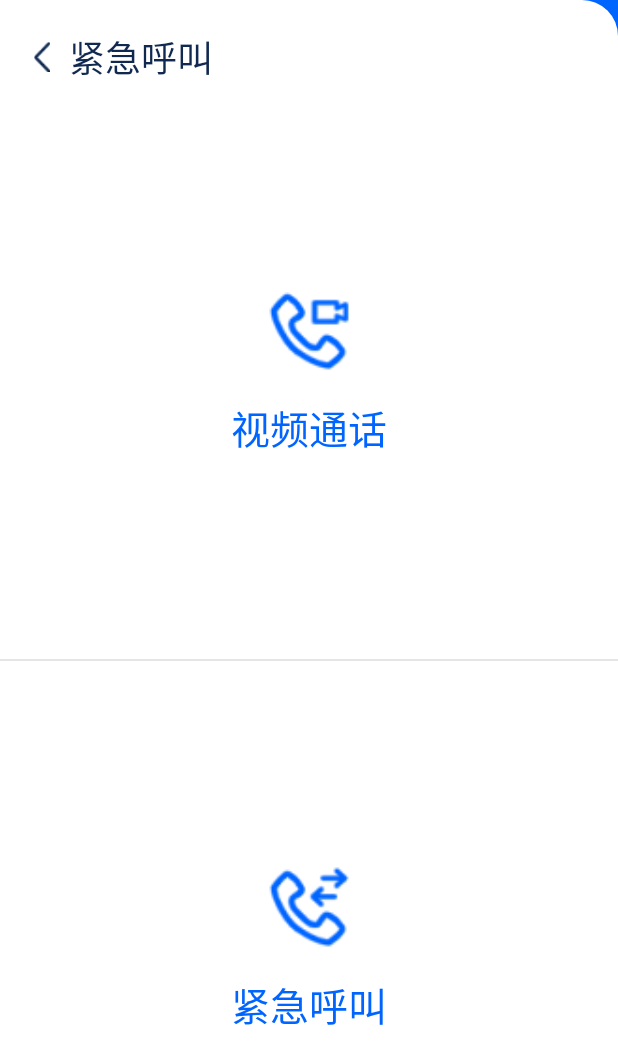
After one commit to linweimao/HealthRecuperationApp, an Android app: the layout activity_emergency_call.xml on its own in the app's theme, with its tools: preview values and no code run, on a phone screen of 412 x 824 dp. The commit adds this screen. Shown: the top 1064 px of the screen. Run offline under Robolectric (Android 15) with nearby library versions, the phone set to English and light mode, and no system bars.

Commit message:
修改首页视频通话功能

```diff
--- a/app/src/main/AndroidManifest.xml
+++ b/app/src/main/AndroidManifest.xml
@@ -68,6 +68,9 @@
         <activity
             android:name=".activity.VideoChatActivity"
             android:exported="false" />
+        <activity
+            android:name=".activity.EmergencyCallActivity"
+            android:exported="false" />
     </application>
 
 </manifest>
--- /dev/null
+++ b/app/src/main/java/com/lwm/healthrecuperationapp/activity/EmergencyCallActivity.java
@@ -0,0 +1,49 @@
+package com.lwm.healthrecuperationapp.activity;
+
+import android.view.View;
+import android.widget.ImageView;
+import android.widget.LinearLayout;
+
+import com.lwm.healthrecuperationapp.R;
+
+public class EmergencyCallActivity extends BaseActivity implements View.OnClickListener {
+
+    private ImageView mBtnImgReturn;
+    private LinearLayout mLinVideoCall;
+    private LinearLayout mLinEmergencyCall;
+
+    @Override
+    protected int initLayout() {
+        return R.layout.activity_emergency_call;
+    }
+
+    @Override
+    protected void initView() {
+        mBtnImgReturn = (ImageView) findViewById(R.id.btn_img_return);
+        mLinVideoCall = (LinearLayout) findViewById(R.id.lin_video_call);
+        mLinEmergencyCall = (LinearLayout) findViewById(R.id.lin_emergency_call);
+        mBtnImgReturn.setOnClickListener(this);
+        mLinVideoCall.setOnClickListener(this);
+        mLinEmergencyCall.setOnClickListener(this);
+    }
+
+    @Override
+    protected void initData() {
+
+    }
+
+    @Override
+    public void onClick(View view) {
+        switch (view.getId()) {
+            case R.id.btn_img_return: // 返回按钮
+                finish();
+                break;
+            case R.id.lin_video_call: // 视频通话
+                navigateTo(VideoChatActivity.class);
+                break;
+            case R.id.lin_emergency_call: // 紧急呼叫
+
+                break;
+        }
+    }
+}
--- a/app/src/main/java/com/lwm/healthrecuperationapp/fragment/HomeFragment.java
+++ b/app/src/main/java/com/lwm/healthrecuperationapp/fragment/HomeFragment.java
@@ -15,9 +15,9 @@ import androidx.recyclerview.widget.RecyclerView;
 
 import com.google.gson.Gson;
 import com.lwm.healthrecuperationapp.R;
+import com.lwm.healthrecuperationapp.activity.EmergencyCallActivity;
 import com.lwm.healthrecuperationapp.activity.HealthArticleListActivity;
 import com.lwm.healthrecuperationapp.activity.HotNewsDetailActivity;
-import com.lwm.healthrecuperationapp.activity.VideoChatActivity;
 import com.lwm.healthrecuperationapp.adapter.HealthAdapter;
 import com.lwm.healthrecuperationapp.api.Api;
 import com.lwm.healthrecuperationapp.api.RequestCallback;
@@ -156,8 +156,8 @@ public class HomeFragment extends BaseFragment implements View.OnClickListener {
             case R.id.line_medication_reminder:
 
                 break;
-            case R.id.line_video_call: // 视频通话
-                navigateTo(VideoChatActivity.class);
+            case R.id.line_video_call: // 紧急呼叫
+                navigateTo(EmergencyCallActivity.class);
                 break;
             case R.id.line_weather_info:
 
--- /dev/null
+++ b/app/src/main/res/layout/activity_emergency_call.xml
@@ -0,0 +1,90 @@
+<?xml version="1.0" encoding="utf-8"?>
+<LinearLayout xmlns:android="http://schemas.android.com/apk/res/android"
+    xmlns:app="http://schemas.android.com/apk/res-auto"
+    xmlns:tools="http://schemas.android.com/tools"
+    android:layout_width="match_parent"
+    android:layout_height="match_parent"
+    android:background="@color/color_0065ff"
+    tools:context=".activity.EmergencyCallActivity">
+
+    <LinearLayout
+        android:layout_width="match_parent"
+        android:layout_height="match_parent"
+        android:background="@drawable/shape_bg"
+        android:orientation="vertical">
+
+        <LinearLayout
+            android:layout_width="match_parent"
+            android:layout_height="wrap_content"
+            android:layout_marginTop="@dimen/dimen_20dp"
+            android:gravity="center_vertical"
+            android:paddingHorizontal="@dimen/dimen_20dp">
+
+            <ImageView
+                android:id="@+id/btn_img_return"
+                android:layout_width="@dimen/dimen_16dp"
+                android:layout_height="@dimen/dimen_20dp"
+                android:src="@mipmap/icon_title_left_arrow" />
+
+            <TextView
+                android:layout_width="wrap_content"
+                android:layout_height="wrap_content"
+                android:layout_marginLeft="@dimen/dimen_10dp"
+                android:text="@string/home_emergency_call"
+                android:textColor="@color/color_112950"
+                android:textSize="@dimen/size_24sp" />
+        </LinearLayout>
+
+        <LinearLayout
+            android:id="@+id/lin_video_call"
+            android:layout_width="match_parent"
+            android:layout_height="@dimen/dimen_0dp"
+            android:layout_weight="1"
+            android:gravity="center"
+            android:orientation="vertical">
+
+            <ImageView
+                android:layout_width="@dimen/dimen_60dp"
+                android:layout_height="@dimen/dimen_60dp"
+                android:layout_marginBottom="@dimen/dimen_15dp"
+                android:src="@mipmap/video_call" />
+
+            <TextView
+                android:layout_width="match_parent"
+                android:layout_height="wrap_content"
+                android:gravity="center_horizontal"
+                android:text="@string/home_video_call"
+                android:textColor="@color/color_0065ff"
+                android:textSize="@dimen/size_26sp" />
+        </LinearLayout>
+
+        <View
+            android:layout_width="match_parent"
+            android:layout_height="@dimen/dimen_1_5dp"
+            android:background="@color/color_e5e5e5" />
+
+        <LinearLayout
+            android:id="@+id/lin_emergency_call"
+            android:layout_width="match_parent"
+            android:layout_height="@dimen/dimen_0dp"
+            android:layout_weight="1"
+            android:gravity="center"
+            android:orientation="vertical">
+
+            <ImageView
+                android:layout_width="@dimen/dimen_60dp"
+                android:layout_height="@dimen/dimen_60dp"
+                android:layout_marginBottom="@dimen/dimen_15dp"
+                android:src="@mipmap/emergency_call" />
+
+            <TextView
+                android:layout_width="match_parent"
+                android:layout_height="wrap_content"
+                android:gravity="center_horizontal"
+                android:text="@string/home_emergency_call"
+                android:textColor="@color/color_0065ff"
+                android:textSize="@dimen/size_26sp" />
+
+        </LinearLayout>
+    </LinearLayout>
+</LinearLayout>
--- a/app/src/main/res/layout/fragment_home.xml
+++ b/app/src/main/res/layout/fragment_home.xml
@@ -124,7 +124,7 @@
                     android:layout_width="wrap_content"
                     android:layout_height="wrap_content"
                     android:layout_marginTop="@dimen/dimen_6dp"
-                    android:text="@string/home_video_call"
+                    android:text="@string/home_emergency_call"
                     android:textColor="@color/color_112950"
                     android:textSize="@dimen/size_16sp" />
             </LinearLayout>
--- a/app/src/main/res/values/strings.xml
+++ b/app/src/main/res/values/strings.xml
@@ -74,6 +74,7 @@
     <string name="home_nursing_list">护工列表</string>
     <string name="home_medication_reminder">服药提醒</string>
     <string name="home_video_call">视频通话</string>
+    <string name="home_emergency_call">紧急呼叫</string>
     <string name="home_weather_info">天气信息</string>
     <string name="home_flashlight">手电筒</string>
     <string name="home_health_article">健康文章</string>
```
Also changed, not shown: app/src/main/res/mipmap-xhdpi/emergency_call.png (added), app/src/main/res/mipmap-xhdpi/video_call.png (added).
